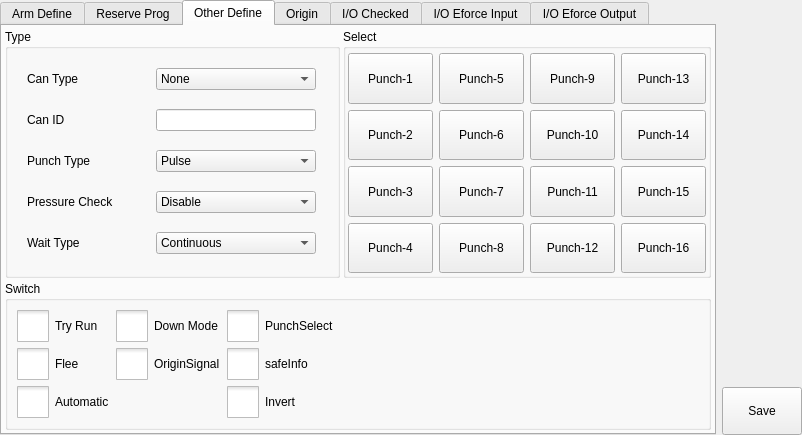
The window that hcsettings/icstructdefineframe.ui (GaussCheng/2-5AxisPunch) describes before a commit, drawn with Qt 5.
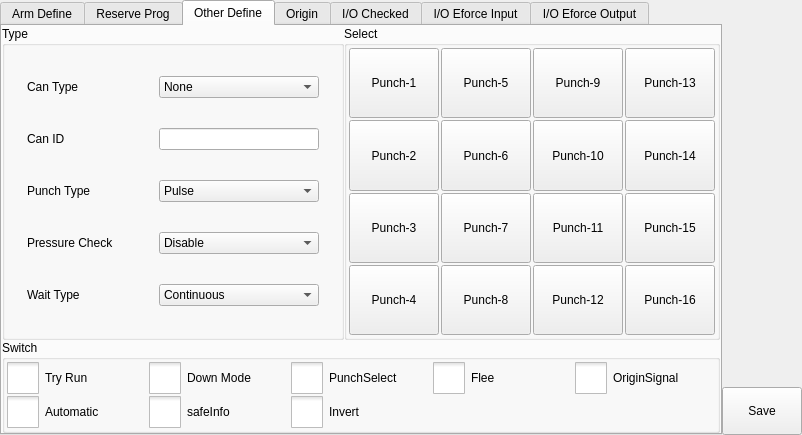
The same window after the commit. The open tabs and pages were chosen to show the change. Icons and pictures are not drawn. Custom widgets are drawn as their Qt base class.

```diff
--- a/hcsettings/icstructdefineframe.ui
+++ b/hcsettings/icstructdefineframe.ui
@@ -22,6 +22,9 @@
 </string>
   </property>
   <layout class="QHBoxLayout" name="horizontalLayout">
+   <property name="spacing">
+    <number>0</number>
+   </property>
    <property name="leftMargin">
     <number>0</number>
    </property>
@@ -37,7 +40,7 @@
    <item>
     <widget class="ICTabWidget" name="tabWidget">
      <property name="currentIndex">
-      <number>2</number>
+      <number>0</number>
      </property>
      <widget class="QWidget" name="arm">
       <attribute name="title">
@@ -738,19 +741,19 @@
       </attribute>
       <layout class="QGridLayout" name="gridLayout_7">
        <property name="leftMargin">
-        <number>3</number>
+        <number>0</number>
        </property>
        <property name="topMargin">
-        <number>3</number>
+        <number>0</number>
        </property>
        <property name="rightMargin">
-        <number>3</number>
+        <number>0</number>
        </property>
        <property name="bottomMargin">
-        <number>3</number>
+        <number>0</number>
        </property>
        <property name="spacing">
-        <number>3</number>
+        <number>0</number>
        </property>
        <item row="0" column="1">
         <widget class="QGroupBox" name="fixtureDefineBox_2">
@@ -768,7 +771,7 @@
            <number>2</number>
           </property>
           <property name="topMargin">
-           <number>4</number>
+           <number>2</number>
           </property>
           <property name="rightMargin">
            <number>2</number>
@@ -776,26 +779,23 @@
           <property name="bottomMargin">
            <number>2</number>
           </property>
+          <property name="spacing">
+           <number>2</number>
+          </property>
           <item row="3" column="0">
            <widget class="QPushButton" name="punch4">
             <property name="sizePolicy">
-             <sizepolicy hsizetype="Minimum" vsizetype="Preferred">
+             <sizepolicy hsizetype="Preferred" vsizetype="Preferred">
               <horstretch>0</horstretch>
               <verstretch>0</verstretch>
              </sizepolicy>
             </property>
             <property name="minimumSize">
              <size>
-              <width>85</width>
+              <width>90</width>
               <height>0</height>
              </size>
             </property>
-            <property name="maximumSize">
-             <size>
-              <width>16777215</width>
-              <height>60</height>
-             </size>
-            </property>
             <property name="text">
              <string>Punch-4</string>
             </property>
@@ -807,23 +807,17 @@
           <item row="2" column="0">
            <widget class="QPushButton" name="punch3">
             <property name="sizePolicy">
-             <sizepolicy hsizetype="Minimum" vsizetype="Preferred">
+             <sizepolicy hsizetype="Preferred" vsizetype="Preferred">
               <horstretch>0</horstretch>
               <verstretch>0</verstretch>
              </sizepolicy>
             </property>
             <property name="minimumSize">
              <size>
-              <width>85</width>
+              <width>90</width>
               <height>0</height>
              </size>
             </property>
-            <property name="maximumSize">
-             <size>
-              <width>16777215</width>
-              <height>60</height>
-             </size>
-            </property>
             <property name="text">
              <string>Punch-3</string>
             </property>
@@ -835,23 +829,17 @@
           <item row="1" column="0">
            <widget class="QPushButton" name="punch2">
             <property name="sizePolicy">
-             <sizepolicy hsizetype="Minimum" vsizetype="Preferred">
+             <sizepolicy hsizetype="Preferred" vsizetype="Preferred">
               <horstretch>0</horstretch>
               <verstretch>0</verstretch>
              </sizepolicy>
             </property>
             <property name="minimumSize">
              <size>
-              <width>85</width>
+              <width>90</width>
               <height>0</height>
              </size>
             </property>
-            <property name="maximumSize">
-             <size>
-              <width>16777215</width>
-              <height>60</height>
-             </size>
-            </property>
             <property name="text">
              <string>Punch-2</string>
             </property>
@@ -863,23 +851,17 @@
           <item row="0" column="0">
            <widget class="QPushButton" name="punch1">
             <property name="sizePolicy">
-             <sizepolicy hsizetype="Minimum" vsizetype="Preferred">
+             <sizepolicy hsizetype="Preferred" vsizetype="Preferred">
               <horstretch>0</horstretch>
               <verstretch>0</verstretch>
              </sizepolicy>
             </property>
             <property name="minimumSize">
              <size>
-              <width>85</width>
+              <width>90</width>
               <height>0</height>
              </size>
             </property>
-            <property name="maximumSize">
-             <size>
-              <width>16777215</width>
-              <height>60</height>
-             </size>
-            </property>
             <property name="text">
              <string>Punch-1</string>
             </property>
@@ -891,23 +873,17 @@
           <item row="2" column="1">
            <widget class="QPushButton" name="punch7">
             <property name="sizePolicy">
-             <sizepolicy hsizetype="Minimum" vsizetype="Preferred">
+             <sizepolicy hsizetype="Preferred" vsizetype="Preferred">
               <horstretch>0</horstretch>
               <verstretch>0</verstretch>
              </sizepolicy>
             </property>
             <property name="minimumSize">
              <size>
-              <width>85</width>
+              <width>90</width>
               <height>0</height>
              </size>
             </property>
-            <property name="maximumSize">
-             <size>
-              <width>16777215</width>
-              <height>60</height>
-             </size>
-            </property>
             <property name="text">
              <string>Punch-7</string>
             </property>
@@ -919,23 +895,17 @@
           <item row="1" column="1">
            <widget class="QPushButton" name="punch6">
             <property name="sizePolicy">
-             <sizepolicy hsizetype="Minimum" vsizetype="Preferred">
+             <sizepolicy hsizetype="Preferred" vsizetype="Preferred">
               <horstretch>0</horstretch>
               <verstretch>0</verstretch>
              </sizepolicy>
             </property>
             <property name="minimumSize">
              <size>
-              <width>85</width>
+              <width>90</width>
               <height>0</height>
              </size>
             </property>
-            <property name="maximumSize">
-             <size>
-              <width>16777215</width>
-              <height>60</height>
-             </size>
-            </property>
             <property name="text">
              <string>Punch-6</string>
             </property>
@@ -947,23 +917,17 @@
           <item row="0" column="1">
            <widget class="QPushButton" name="punch5">
             <property name="sizePolicy">
-             <sizepolicy hsizetype="Minimum" vsizetype="Preferred">
+             <sizepolicy hsizetype="Preferred" vsizetype="Preferred">
               <horstretch>0</horstretch>
               <verstretch>0</verstretch>
              </sizepolicy>
             </property>
             <property name="minimumSize">
              <size>
-              <width>85</width>
+              <width>90</width>
               <height>0</height>
              </size>
             </property>
-            <property name="maximumSize">
-             <size>
-              <width>16777215</width>
-              <height>60</height>
-             </size>
-            </property>
             <property name="text">
              <string>Punch-5</string>
             </property>
@@ -975,23 +939,17 @@
           <item row="3" column="1">
            <widget class="QPushButton" name="punch8">
             <property name="sizePolicy">
-             <sizepolicy hsizetype="Minimum" vsizetype="Preferred">
+             <sizepolicy hsizetype="Preferred" vsizetype="Preferred">
               <horstretch>0</horstretch>
               <verstretch>0</verstretch>
              </sizepolicy>
             </property>
             <property name="minimumSize">
              <size>
-              <width>85</width>
+              <width>90</width>
               <height>0</height>
              </size>
             </property>
-            <property name="maximumSize">
-             <size>
-              <width>16777215</width>
-              <height>60</height>
-             </size>
-            </property>
             <property name="text">
              <string>Punch-8</string>
             </property>
@@ -1003,23 +961,17 @@
           <item row="0" column="2">
            <widget class="QPushButton" name="punch9">
             <property name="sizePolicy">
-             <sizepolicy hsizetype="Minimum" vsizetype="Preferred">
+             <sizepolicy hsizetype="Preferred" vsizetype="Preferred">
               <horstretch>0</horstretch>
               <verstretch>0</verstretch>
              </sizepolicy>
             </property>
             <property name="minimumSize">
              <size>
-              <width>85</width>
+              <width>90</width>
               <height>0</height>
              </size>
             </property>
-            <property name="maximumSize">
-             <size>
-              <width>16777215</width>
-              <height>60</height>
-             </size>
-            </property>
             <property name="text">
              <string>Punch-9</string>
             </property>
@@ -1031,23 +983,17 @@
           <item row="1" column="2">
            <widget class="QPushButton" name="punch10">
             <property name="sizePolicy">
-             <sizepolicy hsizetype="Minimum" vsizetype="Preferred">
+             <sizepolicy hsizetype="Preferred" vsizetype="Preferred">
               <horstretch>0</horstretch>
               <verstretch>0</verstretch>
              </sizepolicy>
             </property>
             <property name="minimumSize">
              <size>
-              <width>85</width>
+              <width>90</width>
               <height>0</height>
              </size>
             </property>
-            <property name="maximumSize">
-             <size>
-              <width>16777215</width>
-              <height>60</height>
-             </size>
-            </property>
             <property name="text">
              <string>Punch-10</string>
             </property>
@@ -1059,23 +1005,17 @@
           <item row="2" column="2">
            <widget class="QPushButton" name="punch11">
             <property name="sizePolicy">
-             <sizepolicy hsizetype="Minimum" vsizetype="Preferred">
+             <sizepolicy hsizetype="Preferred" vsizetype="Preferred">
               <horstretch>0</horstretch>
               <verstretch>0</verstretch>
              </sizepolicy>
             </property>
             <property name="minimumSize">
              <size>
-              <width>85</width>
+              <width>90</width>
               <height>0</height>
              </size>
             </property>
-            <property name="maximumSize">
-             <size>
-              <width>16777215</width>
-              <height>60</height>
-             </size>
-            </property>
             <property name="text">
              <string>Punch-11</string>
             </property>
@@ -1087,23 +1027,17 @@
           <item row="3" column="2">
            <widget class="QPushButton" name="punch12">
             <property name="sizePolicy">
-             <sizepolicy hsizetype="Minimum" vsizetype="Preferred">
+             <sizepolicy hsizetype="Preferred" vsizetype="Preferred">
               <horstretch>0</horstretch>
               <verstretch>0</verstretch>
              </sizepolicy>
             </property>
             <property name="minimumSize">
              <size>
-              <width>85</width>
+              <width>90</width>
               <height>0</height>
              </size>
             </property>
-            <property name="maximumSize">
-             <size>
-              <width>16777215</width>
-              <height>60</height>
-             </size>
-            </property>
             <property name="text">
              <string>Punch-12</string>
             </property>
@@ -1115,23 +1049,17 @@
           <item row="0" column="3">
            <widget class="QPushButton" name="punch13">
             <property name="sizePolicy">
-             <sizepolicy hsizetype="Minimum" vsizetype="Preferred">
+             <sizepolicy hsizetype="Preferred" vsizetype="Preferred">
               <horstretch>0</horstretch>
               <verstretch>0</verstretch>
              </sizepolicy>
             </property>
             <property name="minimumSize">
              <size>
-              <width>85</width>
+              <width>90</width>
               <height>0</height>
              </size>
             </property>
-            <property name="maximumSize">
-             <size>
-              <width>16777215</width>
-              <height>60</height>
-             </size>
-            </property>
             <property name="text">
              <string>Punch-13</string>
             </property>
@@ -1143,23 +1071,17 @@
           <item row="1" column="3">
            <widget class="QPushButton" name="punch14">
             <property name="sizePolicy">
-             <sizepolicy hsizetype="Minimum" vsizetype="Preferred">
+             <sizepolicy hsizetype="Preferred" vsizetype="Preferred">
               <horstretch>0</horstretch>
               <verstretch>0</verstretch>
              </sizepolicy>
             </property>
             <property name="minimumSize">
              <size>
-              <width>85</width>
+              <width>90</width>
               <height>0</height>
              </size>
             </property>
-            <property name="maximumSize">
-             <size>
-              <width>16777215</width>
-              <height>60</height>
-             </size>
-            </property>
             <property name="text">
              <string>Punch-14</string>
             </property>
@@ -1171,23 +1093,17 @@
           <item row="2" column="3">
            <widget class="QPushButton" name="punch15">
             <property name="sizePolicy">
-             <sizepolicy hsizetype="Minimum" vsizetype="Preferred">
+             <sizepolicy hsizetype="Preferred" vsizetype="Preferred">
               <horstretch>0</horstretch>
               <verstretch>0</verstretch>
              </sizepolicy>
             </property>
             <property name="minimumSize">
              <size>
-              <width>85</width>
+              <width>90</width>
               <height>0</height>
              </size>
             </property>
-            <property name="maximumSize">
-             <size>
-              <width>16777215</width>
-              <height>60</height>
-             </size>
-            </property>
             <property name="text">
              <string>Punch-15</string>
             </property>
@@ -1199,23 +1115,17 @@
           <item row="3" column="3">
            <widget class="QPushButton" name="punch16">
             <property name="sizePolicy">
-             <sizepolicy hsizetype="Minimum" vsizetype="Preferred">
+             <sizepolicy hsizetype="Preferred" vsizetype="Preferred">
               <horstretch>0</horstretch>
               <verstretch>0</verstretch>
              </sizepolicy>
             </property>
             <property name="minimumSize">
              <size>
-              <width>85</width>
+              <width>90</width>
               <height>0</height>
              </size>
             </property>
-            <property name="maximumSize">
-             <size>
-              <width>16777215</width>
-              <height>60</height>
-             </size>
-            </property>
             <property name="text">
              <string>Punch-16</string>
             </property>
@@ -1445,6 +1355,126 @@
           <string>Switch</string>
          </property>
          <layout class="QGridLayout" name="gridLayout_8">
+          <property name="leftMargin">
+           <number>2</number>
+          </property>
+          <property name="topMargin">
+           <number>2</number>
+          </property>
+          <property name="rightMargin">
+           <number>2</number>
+          </property>
+          <property name="bottomMargin">
+           <number>2</number>
+          </property>
+          <property name="spacing">
+           <number>2</number>
+          </property>
+          <item row="0" column="3">
+           <widget class="QCheckBox" name="fleeBox">
+            <property name="focusPolicy">
+             <enum>Qt::NoFocus</enum>
+            </property>
+            <property name="styleSheet">
+             <string notr="true">::indicator {
+     width: 32px;
+     height: 32px;
+ }
+
+::indicator:unchecked 
+{
+     image: url(:/resource/check_unchecked.png);
+ }
+::indicator:checked 
+{
+     image: url(:/resource/check_checked.png);
+ }
+
+::indicator:checked:disabled
+{
+ image: url(:/resource/check_checked_disable.png);
+}
+
+::indicator:unchecked:disabled
+{
+ image: url(:/resource/check_unchecked_disable.png);
+}</string>
+            </property>
+            <property name="text">
+             <string>Flee</string>
+            </property>
+           </widget>
+          </item>
+          <item row="0" column="4">
+           <widget class="QCheckBox" name="originBox">
+            <property name="focusPolicy">
+             <enum>Qt::NoFocus</enum>
+            </property>
+            <property name="styleSheet">
+             <string notr="true">::indicator {
+     width: 32px;
+     height: 32px;
+ }
+
+::indicator:unchecked 
+{
+     image: url(:/resource/check_unchecked.png);
+ }
+::indicator:checked 
+{
+     image: url(:/resource/check_checked.png);
+ }
+
+::indicator:checked:disabled
+{
+ image: url(:/resource/check_checked_disable.png);
+}
+
+::indicator:unchecked:disabled
+{
+ image: url(:/resource/check_unchecked_disable.png);
+}</string>
+            </property>
+            <property name="text">
+             <string>OriginSignal</string>
+            </property>
+           </widget>
+          </item>
+          <item row="0" column="2">
+           <widget class="QCheckBox" name="punchOutBox">
+            <property name="focusPolicy">
+             <enum>Qt::NoFocus</enum>
+            </property>
+            <property name="styleSheet">
+             <string notr="true">::indicator {
+     width: 32px;
+     height: 32px;
+ }
+
+::indicator:unchecked 
+{
+     image: url(:/resource/check_unchecked.png);
+ }
+::indicator:checked 
+{
+     image: url(:/resource/check_checked.png);
+ }
+
+::indicator:checked:disabled
+{
+ image: url(:/resource/check_checked_disable.png);
+}
+
+::indicator:unchecked:disabled
+{
+ image: url(:/resource/check_unchecked_disable.png);
+}</string>
+            </property>
+            <property name="text">
+             <string>PunchSelect</string>
+            </property>
+           </widget>
+          </item>
           <item row="3" column="0">
            <widget class="QCheckBox" name="autoBox">
             <property name="focusPolicy">
@@ -1515,6 +1545,41 @@
             </property>
            </widget>
           </item>
+          <item row="3" column="2">
+           <widget class="QCheckBox" name="reserveBox">
+            <property name="focusPolicy">
+             <enum>Qt::NoFocus</enum>
+            </property>
+            <property name="styleSheet">
+             <string notr="true">::indicator {
+     width: 32px;
+     height: 32px;
+ }
+
+::indicator:unchecked 
+{
+     image: url(:/resource/check_unchecked.png);
+ }
+::indicator:checked 
+{
+     image: url(:/resource/check_checked.png);
+ }
+
+::indicator:checked:disabled
+{
+ image: url(:/resource/check_checked_disable.png);
+}
+
+::indicator:unchecked:disabled
+{
+ image: url(:/resource/check_unchecked_disable.png);
+}</string>
+            </property>
+            <property name="text">
+             <string>Invert</string>
+            </property>
+           </widget>
+          </item>
           <item row="0" column="0">
            <widget class="QCheckBox" name="tryRunBox">
             <property name="focusPolicy">
@@ -1550,125 +1615,7 @@
             </property>
            </widget>
           </item>
-          <item row="2" column="1">
-           <widget class="QCheckBox" name="originBox">
-            <property name="focusPolicy">
-             <enum>Qt::NoFocus</enum>
-            </property>
-            <property name="styleSheet">
-             <string notr="true">::indicator {
-     width: 32px;
-     height: 32px;
- }
-
-::indicator:unchecked 
-{
-     image: url(:/resource/check_unchecked.png);
- }
-::indicator:checked 
-{
-     image: url(:/resource/check_checked.png);
- }
-
-::indicator:checked:disabled
-{
- image: url(:/resource/check_checked_disable.png);
-}
-
-::indicator:unchecked:disabled
-{
- image: url(:/resource/check_unchecked_disable.png);
-}</string>
-            </property>
-            <property name="text">
-             <string>OriginSignal</string>
-            </property>
-           </widget>
-          </item>
-          <item row="2" column="0">
-           <widget class="QCheckBox" name="fleeBox">
-            <property name="focusPolicy">
-             <enum>Qt::NoFocus</enum>
-            </property>
-            <property name="styleSheet">
-             <string notr="true">::indicator {
-     width: 32px;
-     height: 32px;
- }
-
-::indicator:unchecked 
-{
-     image: url(:/resource/check_unchecked.png);
- }
-::indicator:checked 
-{
-     image: url(:/resource/check_checked.png);
- }
-
-::indicator:checked:disabled
-{
- image: url(:/resource/check_checked_disable.png);
-}
-
-::indicator:unchecked:disabled
-{
- image: url(:/resource/check_unchecked_disable.png);
-}</string>
-            </property>
-            <property name="text">
-             <string>Flee</string>
-            </property>
-           </widget>
-          </item>
-          <item row="0" column="2">
-           <widget class="QCheckBox" name="punchOutBox">
-            <property name="focusPolicy">
-             <enum>Qt::NoFocus</enum>
-            </property>
-            <property name="styleSheet">
-             <string notr="true">::indicator {
-     width: 32px;
-     height: 32px;
- }
-
-::indicator:unchecked 
-{
-     image: url(:/resource/check_unchecked.png);
- }
-::indicator:checked 
-{
-     image: url(:/resource/check_checked.png);
- }
-
-::indicator:checked:disabled
-{
- image: url(:/resource/check_checked_disable.png);
-}
-
-::indicator:unchecked:disabled
-{
- image: url(:/resource/check_unchecked_disable.png);
-}</string>
-            </property>
-            <property name="text">
-             <string>PunchSelect</string>
-            </property>
-           </widget>
-          </item>
-          <item row="0" column="3">
-           <spacer name="horizontalSpacer">
-            <property name="orientation">
-             <enum>Qt::Horizontal</enum>
-            </property>
-            <property name="sizeHint" stdset="0">
-             <size>
-              <width>40</width>
-              <height>20</height>
-             </size>
-            </property>
-           </spacer>
-          </item>
-          <item row="2" column="2">
+          <item row="3" column="1">
            <widget class="QCheckBox" name="safeInfoBox">
             <property name="focusPolicy">
              <enum>Qt::NoFocus</enum>
@@ -1703,41 +1650,6 @@
             </property>
            </widget>
           </item>
-          <item row="3" column="2">
-           <widget class="QCheckBox" name="reserveBox">
-            <property name="focusPolicy">
-             <enum>Qt::NoFocus</enum>
-            </property>
-            <property name="styleSheet">
-             <string notr="true">::indicator {
-     width: 32px;
-     height: 32px;
- }
-
-::indicator:unchecked 
-{
-     image: url(:/resource/check_unchecked.png);
- }
-::indicator:checked 
-{
-     image: url(:/resource/check_checked.png);
- }
-
-::indicator:checked:disabled
-{
- image: url(:/resource/check_checked_disable.png);
-}
-
-::indicator:unchecked:disabled
-{
- image: url(:/resource/check_unchecked_disable.png);
-}</string>
-            </property>
-            <property name="text">
-             <string>Invert</string>
-            </property>
-           </widget>
-          </item>
          </layout>
         </widget>
        </item>
@@ -2353,6 +2265,18 @@
        <string>I/O Eforce Input</string>
       </attribute>
       <layout class="QHBoxLayout" name="horizontalLayout_4">
+       <property name="leftMargin">
+        <number>0</number>
+       </property>
+       <property name="topMargin">
+        <number>0</number>
+       </property>
+       <property name="rightMargin">
+        <number>0</number>
+       </property>
+       <property name="bottomMargin">
+        <number>0</number>
+       </property>
        <item>
         <widget class="QFrame" name="frame">
          <property name="frameShape">
@@ -2362,6 +2286,21 @@
           <enum>QFrame::Raised</enum>
          </property>
          <layout class="QGridLayout" name="gridLayout_9">
+          <property name="leftMargin">
+           <number>2</number>
+          </property>
+          <property name="topMargin">
+           <number>2</number>
+          </property>
+          <property name="rightMargin">
+           <number>2</number>
+          </property>
+          <property name="bottomMargin">
+           <number>2</number>
+          </property>
+          <property name="spacing">
+           <number>4</number>
+          </property>
           <item row="12" column="0">
            <widget class="QCheckBox" name="inputBox_7">
             <property name="focusPolicy">
@@ -3492,6 +3431,21 @@
        <string>I/O Eforce Output</string>
       </attribute>
       <layout class="QGridLayout" name="gridLayout_10">
+       <property name="leftMargin">
+        <number>0</number>
+       </property>
+       <property name="topMargin">
+        <number>0</number>
+       </property>
+       <property name="rightMargin">
+        <number>0</number>
+       </property>
+       <property name="bottomMargin">
+        <number>0</number>
+       </property>
+       <property name="spacing">
+        <number>2</number>
+       </property>
        <item row="0" column="0">
         <widget class="QFrame" name="frame_2">
          <property name="frameShape">
@@ -3501,6 +3455,21 @@
           <enum>QFrame::Raised</enum>
          </property>
          <layout class="QGridLayout" name="gridLayout_11">
+          <property name="leftMargin">
+           <number>2</number>
+          </property>
+          <property name="topMargin">
+           <number>2</number>
+          </property>
+          <property name="rightMargin">
+           <number>2</number>
+          </property>
+          <property name="bottomMargin">
+           <number>2</number>
+          </property>
+          <property name="spacing">
+           <number>4</number>
+          </property>
           <item row="0" column="0">
            <widget class="QCheckBox" name="outputBox_1">
             <property name="focusPolicy">
```
